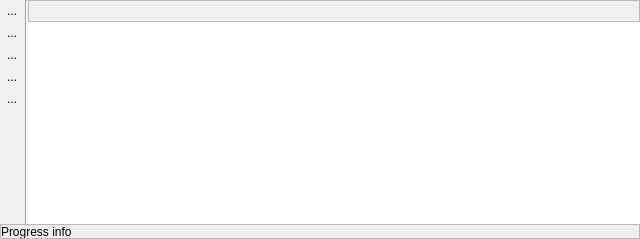
Old version of the form eotimeseriesviewer/ui/timeseriesdock.ui in the repository jakimowb/eo-time-series-viewer.
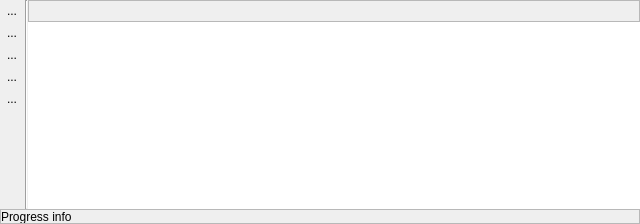
New version of the form. Custom widgets are drawn as their Qt base class.

Commit message: time series panel: fixed resizing issue refactoring

What changed in the file:
```diff
--- a/eotimeseriesviewer/ui/timeseriesdock.ui
+++ b/eotimeseriesviewer/ui/timeseriesdock.ui
@@ -7,7 +7,7 @@
     <x>0</x>
     <y>0</y>
     <width>640</width>
-    <height>239</height>
+    <height>224</height>
    </rect>
   </property>
   <property name="sizePolicy">
@@ -50,7 +50,7 @@
          <bool>true</bool>
         </property>
         <property name="sizePolicy">
-         <sizepolicy hsizetype="MinimumExpanding" vsizetype="MinimumExpanding">
+         <sizepolicy hsizetype="Preferred" vsizetype="Preferred">
           <horstretch>1</horstretch>
           <verstretch>0</verstretch>
          </sizepolicy>
@@ -204,9 +204,9 @@
         <item>
          <widget class="TimeSeriesTreeView" name="timeSeriesTreeView">
           <property name="sizePolicy">
-           <sizepolicy hsizetype="Expanding" vsizetype="Expanding">
+           <sizepolicy hsizetype="Preferred" vsizetype="Preferred">
             <horstretch>1</horstretch>
-            <verstretch>0</verstretch>
+            <verstretch>1</verstretch>
            </sizepolicy>
           </property>
           <property name="frameShape">
```
Left out of the diff: 6 changed lines with no effect on the pictures. The commit also changes 3 other files.
